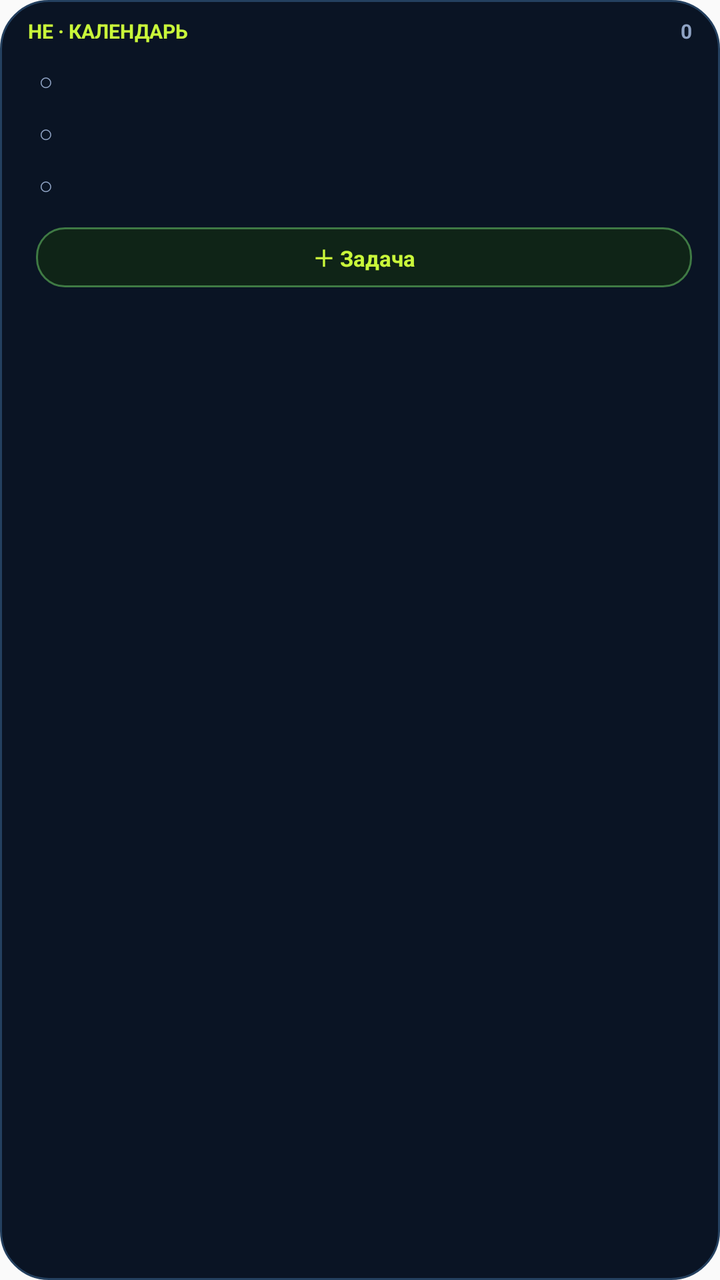
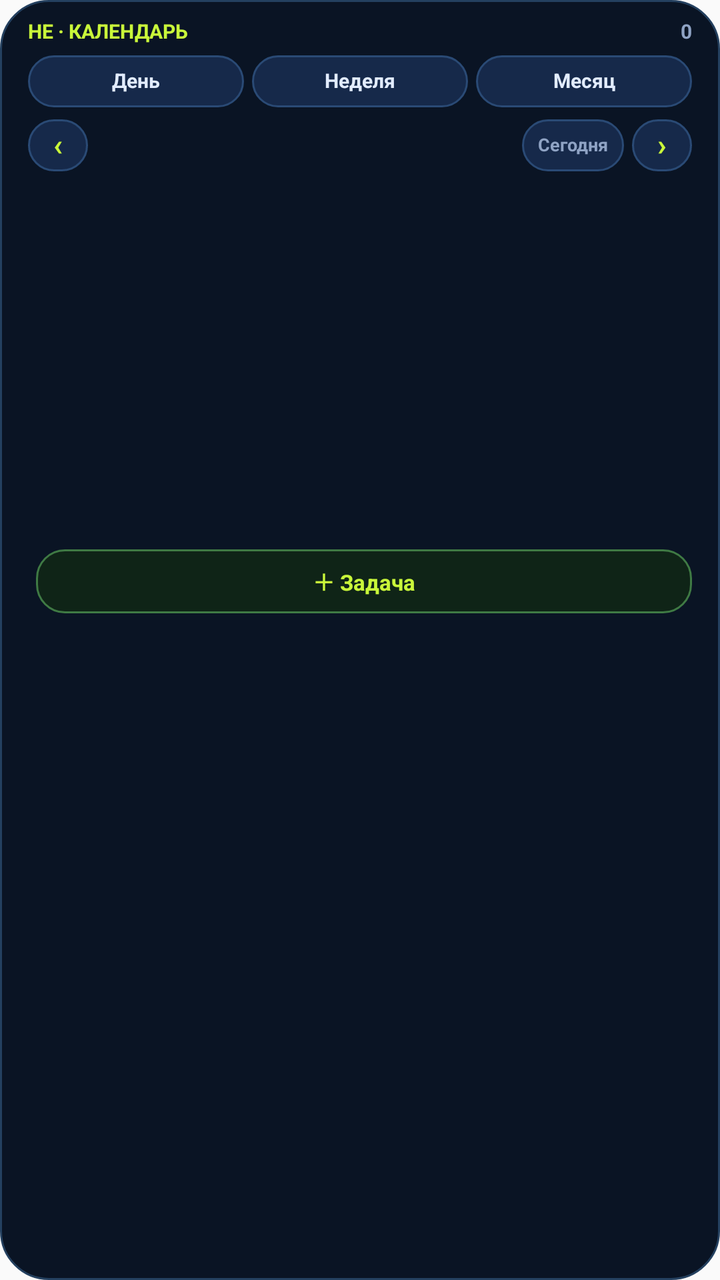

An Android layout rendered at two revisions. The XML below is the earlier revision; the diff shows what the commit changed to produce the second picture.
<!-- AndroidManifest.xml: application theme AppTheme -->
<!-- res/layout/widget_calendar.xml -->
<?xml version="1.0" encoding="utf-8"?>
<LinearLayout xmlns:android="http://schemas.android.com/apk/res/android"
    android:id="@+id/w_cal_root"
    android:layout_width="match_parent"
    android:layout_height="wrap_content"
    android:background="@drawable/widget_bg"
    android:orientation="vertical"
    android:paddingLeft="14dp"
    android:paddingRight="14dp"
    android:paddingTop="10dp"
    android:paddingBottom="10dp">

    <LinearLayout
        android:layout_width="match_parent"
        android:layout_height="wrap_content"
        android:gravity="center_vertical"
        android:orientation="horizontal">

        <TextView
            android:layout_width="wrap_content"
            android:layout_height="wrap_content"
            android:includeFontPadding="false"
            android:text="HE · КАЛЕНДАРЬ"
            android:textColor="#C9F73A"
            android:textSize="10sp"
            android:textStyle="bold" />

        <TextView
            android:id="@+id/w_cal_date"
            android:layout_width="0dp"
            android:layout_height="wrap_content"
            android:layout_marginStart="6dp"
            android:layout_weight="1"
            android:ellipsize="end"
            android:includeFontPadding="false"
            android:maxLines="1"
            android:text=""
            android:textColor="#8FA3C4"
            android:textSize="9sp" />

        <TextView
            android:id="@+id/w_cal_count"
            android:layout_width="wrap_content"
            android:layout_height="wrap_content"
            android:includeFontPadding="false"
            android:text="0"
            android:textColor="#8FA3C4"
            android:textSize="10sp"
            android:textStyle="bold" />
    </LinearLayout>

    <LinearLayout
        android:layout_width="match_parent"
        android:layout_height="wrap_content"
        android:layout_marginTop="6dp"
        android:orientation="vertical">

        <LinearLayout
            android:id="@+id/w_cal_row1"
            android:layout_width="match_parent"
            android:layout_height="wrap_content"
            android:gravity="center_vertical"
            android:minHeight="26dp"
            android:orientation="horizontal">

            <TextView
                android:id="@+id/w_cal_check1"
                android:layout_width="18dp"
                android:layout_height="18dp"
                android:gravity="center"
                android:includeFontPadding="false"
                android:text="○"
                android:textColor="#8FA3C4"
                android:textSize="12sp" />

            <TextView
                android:id="@+id/w_cal_title1"
                android:layout_width="0dp"
                android:layout_height="wrap_content"
                android:layout_marginStart="6dp"
                android:layout_weight="1"
                android:ellipsize="end"
                android:includeFontPadding="false"
                android:maxLines="1"
                android:text=""
                android:textColor="#FFFFFF"
                android:textSize="11sp" />
        </LinearLayout>

        <LinearLayout
            android:id="@+id/w_cal_row2"
            android:layout_width="match_parent"
            android:layout_height="wrap_content"
            android:gravity="center_vertical"
            android:minHeight="26dp"
            android:orientation="horizontal">

            <TextView
                android:id="@+id/w_cal_check2"
                android:layout_width="18dp"
                android:layout_height="18dp"
                android:gravity="center"
                android:includeFontPadding="false"
                android:text="○"
                android:textColor="#8FA3C4"
                android:textSize="12sp" />

            <TextView
                android:id="@+id/w_cal_title2"
                android:layout_width="0dp"
                android:layout_height="wrap_content"
                android:layout_marginStart="6dp"
                android:layout_weight="1"
                android:ellipsize="end"
                android:includeFontPadding="false"
                android:maxLines="1"
                android:text=""
                android:textColor="#FFFFFF"
                android:textSize="11sp" />
        </LinearLayout>

        <LinearLayout
            android:id="@+id/w_cal_row3"
            android:layout_width="match_parent"
            android:layout_height="wrap_content"
            android:gravity="center_vertical"
            android:minHeight="26dp"
            android:orientation="horizontal">

            <TextView
                android:id="@+id/w_cal_check3"
                android:layout_width="18dp"
                android:layout_height="18dp"
                android:gravity="center"
                android:includeFontPadding="false"
                android:text="○"
                android:textColor="#8FA3C4"
                android:textSize="12sp" />

            <TextView
                android:id="@+id/w_cal_title3"
                android:layout_width="0dp"
                android:layout_height="wrap_content"
                android:layout_marginStart="6dp"
                android:layout_weight="1"
                android:ellipsize="end"
                android:includeFontPadding="false"
                android:maxLines="1"
                android:text=""
                android:textColor="#FFFFFF"
                android:textSize="11sp" />
        </LinearLayout>
    </LinearLayout>

    <LinearLayout
        android:layout_width="match_parent"
        android:layout_height="wrap_content"
        android:layout_marginTop="8dp"
        android:gravity="center_vertical"
        android:orientation="horizontal">

        <TextView
            android:id="@+id/w_cal_overdue"
            android:layout_width="wrap_content"
            android:layout_height="wrap_content"
            android:background="@drawable/widget_chip"
            android:gravity="center"
            android:includeFontPadding="false"
            android:paddingLeft="7dp"
            android:paddingRight="7dp"
            android:paddingTop="3dp"
            android:paddingBottom="3dp"
            android:text=""
            android:textColor="#F59E0B"
            android:textSize="9sp"
            android:textStyle="bold"
            android:visibility="gone" />

        <TextView
            android:id="@+id/w_cal_open"
            android:layout_width="0dp"
            android:layout_height="30dp"
            android:layout_marginStart="4dp"
            android:layout_weight="1"
            android:background="@drawable/widget_action"
            android:gravity="center"
            android:includeFontPadding="false"
            android:text="＋ Задача"
            android:textColor="#C9F73A"
            android:textSize="11sp"
            android:textStyle="bold" />
    </LinearLayout>
</LinearLayout>
<!-- resources referenced by this layout -->
<resources>
  <!-- drawable widget_action (drawable) -->
  <?xml version="1.0" encoding="utf-8"?>
  <shape xmlns:android="http://schemas.android.com/apk/res/android"
      android:shape="rectangle">
      <corners android:radius="14dp" />
      
      <solid android:color="#0F2417" />
      <stroke android:width="1dp" android:color="#3F7A44" />
  </shape>
  <!-- drawable widget_bg (drawable) -->
  <?xml version="1.0" encoding="utf-8"?>
  <shape xmlns:android="http://schemas.android.com/apk/res/android"
      android:shape="rectangle">
      <corners android:radius="24dp" />
      
      <solid android:color="#0A1424" />
      <stroke android:width="1dp" android:color="#24405F" />
  </shape>
  <!-- drawable widget_chip (drawable) -->
  <?xml version="1.0" encoding="utf-8"?>
  <shape xmlns:android="http://schemas.android.com/apk/res/android"
      android:shape="rectangle">
      <corners android:radius="14dp" />
      <solid android:color="#16294A" />
      <stroke android:width="1dp" android:color="#2A4A75" />
  </shape>
  <style name="AppTheme" parent="Theme.AppCompat.Light.DarkActionBar">
          
          <item name="colorPrimary">@color/colorPrimary</item>
          <item name="colorPrimaryDark">@color/colorPrimaryDark</item>
          <item name="colorAccent">@color/colorAccent</item>
      </style>
  <color name="colorPrimary">#0a1628</color>
  <color name="colorPrimaryDark">#050b16</color>
  <color name="colorAccent">#00e68a</color>
</resources>

<!-- the commit's change to res/layout/widget_calendar.xml (unified diff, before → after) -->
@@ -10,6 +10,7 @@
     android:paddingTop="10dp"
     android:paddingBottom="10dp">
 
+    
     <LinearLayout
         android:layout_width="match_parent"
         android:layout_height="wrap_content"
@@ -17,8 +18,10 @@
         android:orientation="horizontal">
 
         <TextView
-            android:layout_width="wrap_content"
-            android:layout_height="wrap_content"
+            android:id="@+id/w_cal_brand"
+            android:layout_width="0dp"
+            android:layout_height="wrap_content"
+            android:layout_weight="1"
             android:includeFontPadding="false"
             android:text="HE · КАЛЕНДАРЬ"
             android:textColor="#C9F73A"
@@ -26,30 +29,306 @@
             android:textStyle="bold" />
 
         <TextView
-            android:id="@+id/w_cal_date"
+            android:id="@+id/w_cal_count"
+            android:layout_width="wrap_content"
+            android:layout_height="wrap_content"
+            android:includeFontPadding="false"
+            android:text="0"
+            android:textColor="#8FA3C4"
+            android:textSize="10sp"
+            android:textStyle="bold" />
+    </LinearLayout>
+
+    
+    <LinearLayout
+        android:id="@+id/w_cal_modes"
+        android:layout_width="match_parent"
+        android:layout_height="wrap_content"
+        android:layout_marginTop="6dp"
+        android:orientation="horizontal">
+
+        <TextView
+            android:id="@+id/w_cal_chip_day"
+            android:layout_width="0dp"
+            android:layout_height="26dp"
+            android:layout_weight="1"
+            android:background="@drawable/widget_chip"
+            android:gravity="center"
+            android:includeFontPadding="false"
+            android:text="День"
+            android:textColor="#E2ECFF"
+            android:textSize="10sp"
+            android:textStyle="bold" />
+
+        <TextView
+            android:id="@+id/w_cal_chip_week"
+            android:layout_width="0dp"
+            android:layout_height="26dp"
+            android:layout_marginStart="4dp"
+            android:layout_weight="1"
+            android:background="@drawable/widget_chip"
+            android:gravity="center"
+            android:includeFontPadding="false"
+            android:text="Неделя"
+            android:textColor="#E2ECFF"
+            android:textSize="10sp"
+            android:textStyle="bold" />
+
+        <TextView
+            android:id="@+id/w_cal_chip_month"
+            android:layout_width="0dp"
+            android:layout_height="26dp"
+            android:layout_marginStart="4dp"
+            android:layout_weight="1"
+            android:background="@drawable/widget_chip"
+            android:gravity="center"
+            android:includeFontPadding="false"
+            android:text="Месяц"
+            android:textColor="#E2ECFF"
+            android:textSize="10sp"
+            android:textStyle="bold" />
+    </LinearLayout>
+
+    
+    <LinearLayout
+        android:id="@+id/w_cal_nav_row"
+        android:layout_width="match_parent"
+        android:layout_height="wrap_content"
+        android:layout_marginTop="6dp"
+        android:gravity="center_vertical"
+        android:orientation="horizontal">
+
+        <TextView
+            android:id="@+id/w_cal_nav_prev"
+            android:layout_width="30dp"
+            android:layout_height="26dp"
+            android:background="@drawable/widget_chip"
+            android:gravity="center"
+            android:includeFontPadding="false"
+            android:text="‹"
+            android:textColor="#C9F73A"
+            android:textSize="15sp"
+            android:textStyle="bold" />
+
+        <TextView
+            android:id="@+id/w_cal_nav_label"
             android:layout_width="0dp"
             android:layout_height="wrap_content"
             android:layout_marginStart="6dp"
+            android:layout_marginEnd="6dp"
             android:layout_weight="1"
             android:ellipsize="end"
+            android:gravity="center"
             android:includeFontPadding="false"
             android:maxLines="1"
             android:text=""
-            android:textColor="#8FA3C4"
-            android:textSize="9sp" />
-
-        <TextView
-            android:id="@+id/w_cal_count"
+            android:textColor="#FFFFFF"
+            android:textSize="11sp"
+            android:textStyle="bold" />
+
+        <TextView
+            android:id="@+id/w_cal_nav_today"
             android:layout_width="wrap_content"
-            android:layout_height="wrap_content"
-            android:includeFontPadding="false"
-            android:text="0"
-            android:textColor="#8FA3C4"
-            android:textSize="10sp"
-            android:textStyle="bold" />
-    </LinearLayout>
-
-    <LinearLayout
+            android:layout_height="26dp"
+            android:background="@drawable/widget_chip"
+            android:gravity="center"
+            android:includeFontPadding="false"
+            android:paddingLeft="8dp"
+            android:paddingRight="8dp"
+            android:text="Сегодня"
+            android:textColor="#8FA3C4"
+            android:textSize="9sp"
+            android:textStyle="bold" />
+
+        <TextView
+            android:id="@+id/w_cal_nav_next"
+            android:layout_width="30dp"
+            android:layout_height="26dp"
+            android:layout_marginStart="4dp"
+            android:background="@drawable/widget_chip"
+            android:gravity="center"
+            android:includeFontPadding="false"
+            android:text="›"
+            android:textColor="#C9F73A"
+            android:textSize="15sp"
+            android:textStyle="bold" />
+    </LinearLayout>
+
+    
+    <LinearLayout
+        android:id="@+id/w_cal_weekday_row"
+        android:layout_width="match_parent"
+        android:layout_height="wrap_content"
+        android:layout_marginTop="7dp"
+        android:orientation="horizontal"
+        android:visibility="gone">
+
+        <TextView
+            android:layout_width="0dp"
+            android:layout_height="wrap_content"
+            android:layout_weight="1"
+            android:gravity="center"
+            android:includeFontPadding="false"
+            android:text="Пн"
+            android:textColor="#8FA3C4"
+            android:textSize="8sp" />
+
+        <TextView
+            android:layout_width="0dp"
+            android:layout_height="wrap_content"
+            android:layout_weight="1"
+            android:gravity="center"
+            android:includeFontPadding="false"
+            android:text="Вт"
+            android:textColor="#8FA3C4"
+            android:textSize="8sp" />
+
+        <TextView
+            android:layout_width="0dp"
+            android:layout_height="wrap_content"
+            android:layout_weight="1"
+            android:gravity="center"
+            android:includeFontPadding="false"
+            android:text="Ср"
+            android:textColor="#8FA3C4"
+            android:textSize="8sp" />
+
+        <TextView
+            android:layout_width="0dp"
+            android:layout_height="wrap_content"
+            android:layout_weight="1"
+            android:gravity="center"
+            android:includeFontPadding="false"
+            android:text="Чт"
+            android:textColor="#8FA3C4"
+            android:textSize="8sp" />
+
+        <TextView
+            android:layout_width="0dp"
+            android:layout_height="wrap_content"
+            android:layout_weight="1"
+            android:gravity="center"
+            android:includeFontPadding="false"
+            android:text="Пт"
+            android:textColor="#8FA3C4"
+            android:textSize="8sp" />
+
+        <TextView
+            android:layout_width="0dp"
+            android:layout_height="wrap_content"
+            android:layout_weight="1"
+            android:gravity="center"
+            android:includeFontPadding="false"
+            android:text="Сб"
+            android:textColor="#8FA3C4"
+            android:textSize="8sp" />
+
+        <TextView
+            android:layout_width="0dp"
+            android:layout_height="wrap_content"
+            android:layout_weight="1"
+            android:gravity="center"
+            android:includeFontPadding="false"
+            android:text="Вс"
+            android:textColor="#8FA3C4"
+            android:textSize="8sp" />
+    </LinearLayout>
+
+    
+    <LinearLayout
+        android:id="@+id/w_cal_g1"
+        android:layout_width="match_parent"
+        android:layout_height="wrap_content"
+        android:layout_marginTop="3dp"
+        android:orientation="horizontal"
+        android:visibility="gone">
+        <TextView android:id="@+id/w_cal_g1c1" style="@style/WidgetCalendarCell" />
+        <TextView android:id="@+id/w_cal_g1c2" style="@style/WidgetCalendarCell" />
+        <TextView android:id="@+id/w_cal_g1c3" style="@style/WidgetCalendarCell" />
+        <TextView android:id="@+id/w_cal_g1c4" style="@style/WidgetCalendarCell" />
+        <TextView android:id="@+id/w_cal_g1c5" style="@style/WidgetCalendarCell" />
+        <TextView android:id="@+id/w_cal_g1c6" style="@style/WidgetCalendarCell" />
+        <TextView android:id="@+id/w_cal_g1c7" style="@style/WidgetCalendarCell" />
+    </LinearLayout>
+
+    <LinearLayout
+        android:id="@+id/w_cal_g2"
+        android:layout_width="match_parent"
+        android:layout_height="wrap_content"
+        android:orientation="horizontal"
+        android:visibility="gone">
+        <TextView android:id="@+id/w_cal_g2c1" style="@style/WidgetCalendarCell" />
+        <TextView android:id="@+id/w_cal_g2c2" style="@style/WidgetCalendarCell" />
+        <TextView android:id="@+id/w_cal_g2c3" style="@style/WidgetCalendarCell" />
+        <TextView android:id="@+id/w_cal_g2c4" style="@style/WidgetCalendarCell" />
+        <TextView android:id="@+id/w_cal_g2c5" style="@style/WidgetCalendarCell" />
+        <TextView android:id="@+id/w_cal_g2c6" style="@style/WidgetCalendarCell" />
+        <TextView android:id="@+id/w_cal_g2c7" style="@style/WidgetCalendarCell" />
+    </LinearLayout>
+
+    <LinearLayout
+        android:id="@+id/w_cal_g3"
+        android:layout_width="match_parent"
+        android:layout_height="wrap_content"
+        android:orientation="horizontal"
+        android:visibility="gone">
+        <TextView android:id="@+id/w_cal_g3c1" style="@style/WidgetCalendarCell" />
+        <TextView android:id="@+id/w_cal_g3c2" style="@style/WidgetCalendarCell" />
+        <TextView android:id="@+id/w_cal_g3c3" style="@style/WidgetCalendarCell" />
+        <TextView android:id="@+id/w_cal_g3c4" style="@style/WidgetCalendarCell" />
+        <TextView android:id="@+id/w_cal_g3c5" style="@style/WidgetCalendarCell" />
+        <TextView android:id="@+id/w_cal_g3c6" style="@style/WidgetCalendarCell" />
+        <TextView android:id="@+id/w_cal_g3c7" style="@style/WidgetCalendarCell" />
+    </LinearLayout>
+
+    <LinearLayout
+        android:id="@+id/w_cal_g4"
+        android:layout_width="match_parent"
+        android:layout_height="wrap_content"
+        android:orientation="horizontal"
+        android:visibility="gone">
+        <TextView android:id="@+id/w_cal_g4c1" style="@style/WidgetCalendarCell" />
+        <TextView android:id="@+id/w_cal_g4c2" style="@style/WidgetCalendarCell" />
+        <TextView android:id="@+id/w_cal_g4c3" style="@style/WidgetCalendarCell" />
+        <TextView android:id="@+id/w_cal_g4c4" style="@style/WidgetCalendarCell" />
+        <TextView android:id="@+id/w_cal_g4c5" style="@style/WidgetCalendarCell" />
+        <TextView android:id="@+id/w_cal_g4c6" style="@style/WidgetCalendarCell" />
+        <TextView android:id="@+id/w_cal_g4c7" style="@style/WidgetCalendarCell" />
+    </LinearLayout>
+
+    <LinearLayout
+        android:id="@+id/w_cal_g5"
+        android:layout_width="match_parent"
+        android:layout_height="wrap_content"
+        android:orientation="horizontal"
+        android:visibility="gone">
+        <TextView android:id="@+id/w_cal_g5c1" style="@style/WidgetCalendarCell" />
+        <TextView android:id="@+id/w_cal_g5c2" style="@style/WidgetCalendarCell" />
+        <TextView android:id="@+id/w_cal_g5c3" style="@style/WidgetCalendarCell" />
+        <TextView android:id="@+id/w_cal_g5c4" style="@style/WidgetCalendarCell" />
+        <TextView android:id="@+id/w_cal_g5c5" style="@style/WidgetCalendarCell" />
+        <TextView android:id="@+id/w_cal_g5c6" style="@style/WidgetCalendarCell" />
+        <TextView android:id="@+id/w_cal_g5c7" style="@style/WidgetCalendarCell" />
+    </LinearLayout>
+
+    <LinearLayout
+        android:id="@+id/w_cal_g6"
+        android:layout_width="match_parent"
+        android:layout_height="wrap_content"
+        android:orientation="horizontal"
+        android:visibility="gone">
+        <TextView android:id="@+id/w_cal_g6c1" style="@style/WidgetCalendarCell" />
+        <TextView android:id="@+id/w_cal_g6c2" style="@style/WidgetCalendarCell" />
+        <TextView android:id="@+id/w_cal_g6c3" style="@style/WidgetCalendarCell" />
+        <TextView android:id="@+id/w_cal_g6c4" style="@style/WidgetCalendarCell" />
+        <TextView android:id="@+id/w_cal_g6c5" style="@style/WidgetCalendarCell" />
+        <TextView android:id="@+id/w_cal_g6c6" style="@style/WidgetCalendarCell" />
+        <TextView android:id="@+id/w_cal_g6c7" style="@style/WidgetCalendarCell" />
+    </LinearLayout>
+
+    
+    <LinearLayout
+        android:id="@+id/w_cal_agenda"
         android:layout_width="match_parent"
         android:layout_height="wrap_content"
         android:layout_marginTop="6dp"
@@ -60,31 +339,10 @@
             android:layout_width="match_parent"
             android:layout_height="wrap_content"
             android:gravity="center_vertical"
-            android:minHeight="26dp"
-            android:orientation="horizontal">
-
-            <TextView
-                android:id="@+id/w_cal_check1"
-                android:layout_width="18dp"
-                android:layout_height="18dp"
-                android:gravity="center"
-                android:includeFontPadding="false"
-                android:text="○"
-                android:textColor="#8FA3C4"
-                android:textSize="12sp" />
-
-            <TextView
-                android:id="@+id/w_cal_title1"
-                android:layout_width="0dp"
-                android:layout_height="wrap_content"
-                android:layout_marginStart="6dp"
-                android:layout_weight="1"
-                android:ellipsize="end"
-                android:includeFontPadding="false"
-                android:maxLines="1"
-                android:text=""
-                android:textColor="#FFFFFF"
-                android:textSize="11sp" />
+            android:minHeight="25dp"
+            android:orientation="horizontal">
+            <TextView android:id="@+id/w_cal_check1" style="@style/WidgetCalendarCheck" />
+            <TextView android:id="@+id/w_cal_title1" style="@style/WidgetCalendarTitle" />
         </LinearLayout>
 
         <LinearLayout
@@ -92,31 +350,10 @@
             android:layout_width="match_parent"
             android:layout_height="wrap_content"
             android:gravity="center_vertical"
-            android:minHeight="26dp"
-            android:orientation="horizontal">
-
-            <TextView
-                android:id="@+id/w_cal_check2"
-                android:layout_width="18dp"
-                android:layout_height="18dp"
-                android:gravity="center"
-                android:includeFontPadding="false"
-                android:text="○"
-                android:textColor="#8FA3C4"
-                android:textSize="12sp" />
-
-            <TextView
-                android:id="@+id/w_cal_title2"
-                android:layout_width="0dp"
-                android:layout_height="wrap_content"
-                android:layout_marginStart="6dp"
-                android:layout_weight="1"
-                android:ellipsize="end"
-                android:includeFontPadding="false"
-                android:maxLines="1"
-                android:text=""
-                android:textColor="#FFFFFF"
-                android:textSize="11sp" />
+            android:minHeight="25dp"
+            android:orientation="horizontal">
+            <TextView android:id="@+id/w_cal_check2" style="@style/WidgetCalendarCheck" />
+            <TextView android:id="@+id/w_cal_title2" style="@style/WidgetCalendarTitle" />
         </LinearLayout>
 
         <LinearLayout
@@ -124,34 +361,71 @@
             android:layout_width="match_parent"
             android:layout_height="wrap_content"
             android:gravity="center_vertical"
-            android:minHeight="26dp"
-            android:orientation="horizontal">
-
-            <TextView
-                android:id="@+id/w_cal_check3"
-                android:layout_width="18dp"
-                android:layout_height="18dp"
-                android:gravity="center"
-                android:includeFontPadding="false"
-                android:text="○"
-                android:textColor="#8FA3C4"
-                android:textSize="12sp" />
-
-            <TextView
-                android:id="@+id/w_cal_title3"
-                android:layout_width="0dp"
-                android:layout_height="wrap_content"
-                android:layout_marginStart="6dp"
-                android:layout_weight="1"
-                android:ellipsize="end"
-                android:includeFontPadding="false"
-                android:maxLines="1"
-                android:text=""
-                android:textColor="#FFFFFF"
-                android:textSize="11sp" />
-        </LinearLayout>
-    </LinearLayout>
-
+            android:minHeight="25dp"
+            android:orientation="horizontal">
+            <TextView android:id="@+id/w_cal_check3" style="@style/WidgetCalendarCheck" />
+            <TextView android:id="@+id/w_cal_title3" style="@style/WidgetCalendarTitle" />
+        </LinearLayout>
+
+        <LinearLayout
+            android:id="@+id/w_cal_row4"
+            android:layout_width="match_parent"
+            android:layout_height="wrap_content"
+            android:gravity="center_vertical"
+            android:minHeight="25dp"
+            android:orientation="horizontal">
+            <TextView android:id="@+id/w_cal_check4" style="@style/WidgetCalendarCheck" />
+            <TextView android:id="@+id/w_cal_title4" style="@style/WidgetCalendarTitle" />
+        </LinearLayout>
+
+        <LinearLayout
+            android:id="@+id/w_cal_row5"
+            android:layout_width="match_parent"
+            android:layout_height="wrap_content"
+            android:gravity="center_vertical"
+            android:minHeight="25dp"
+            android:orientation="horizontal">
+            <TextView android:id="@+id/w_cal_check5" style="@style/WidgetCalendarCheck" />
+            <TextView android:id="@+id/w_cal_title5" style="@style/WidgetCalendarTitle" />
+        </LinearLayout>
+
+        <LinearLayout
+            android:id="@+id/w_cal_row6"
+            android:layout_width="match_parent"
+            android:layout_height="wrap_content"
+            android:gravity="center_vertical"
+            android:minHeight="25dp"
+            android:orientation="horizontal">
+            <TextView android:id="@+id/w_cal_check6" style="@style/WidgetCalendarCheck" />
+            <TextView android:id="@+id/w_cal_title6" style="@style/WidgetCalendarTitle" />
+        </LinearLayout>
+
+        <LinearLayout
+            android:id="@+id/w_cal_row7"
+            android:layout_width="match_parent"
+            android:layout_height="wrap_content"
+            android:gravity="center_vertical"
+            android:minHeight="25dp"
+            android:orientation="horizontal">
+            <TextView android:id="@+id/w_cal_check7" style="@style/WidgetCalendarCheck" />
+            <TextView android:id="@+id/w_cal_title7" style="@style/WidgetCalendarTitle" />
+        </LinearLayout>
+    </LinearLayout>
+
+    <TextView
+        android:id="@+id/w_cal_empty"
+        android:layout_width="match_parent"
+        android:layout_height="wrap_content"
+        android:layout_marginTop="4dp"
+        android:ellipsize="end"
+        android:includeFontPadding="false"
+        android:maxLines="2"
+        android:text=""
+        android:textColor="#8FA3C4"
+        android:textSize="10sp"
+        android:visibility="gone" />
+
+    
     <LinearLayout
         android:layout_width="match_parent"
         android:layout_height="wrap_content"
@@ -177,9 +451,9 @@
             android:visibility="gone" />
 
         <TextView
-            android:id="@+id/w_cal_open"
-            android:layout_width="0dp"
-            android:layout_height="30dp"
+            android:id="@+id/w_cal_add"
+            android:layout_width="0dp"
+            android:layout_height="32dp"
             android:layout_marginStart="4dp"
             android:layout_weight="1"
             android:background="@drawable/widget_action"
<!-- resource entries referenced after the edit -->
@@ -26,6 +26,37 @@
       <solid android:color="#16294A" />
       <stroke android:width="1dp" android:color="#2A4A75" />
   </shape>
+  <style name="WidgetCalendarCell">
+          <item name="android:layout_width">0dp</item>
+          <item name="android:layout_height">24dp</item>
+          <item name="android:layout_weight">1</item>
+          <item name="android:gravity">center</item>
+          <item name="android:includeFontPadding">false</item>
+          <item name="android:textColor">#E2ECFF</item>
+          <item name="android:textSize">9sp</item>
+      </style>
+  <style name="WidgetCalendarCheck">
+          <item name="android:layout_width">30dp</item>
+          <item name="android:layout_height">22dp</item>
+          <item name="android:gravity">center</item>
+          <item name="android:includeFontPadding">false</item>
+          <item name="android:maxLines">1</item>
+          <item name="android:ellipsize">end</item>
+          <item name="android:textColor">#8FA3C4</item>
+          <item name="android:textSize">9sp</item>
+          <item name="android:textStyle">bold</item>
+      </style>
+  <style name="WidgetCalendarTitle">
+          <item name="android:layout_width">0dp</item>
+          <item name="android:layout_height">wrap_content</item>
+          <item name="android:layout_weight">1</item>
+          <item name="android:layout_marginStart">4dp</item>
+          <item name="android:ellipsize">end</item>
+          <item name="android:includeFontPadding">false</item>
+          <item name="android:maxLines">1</item>
+          <item name="android:textColor">#FFFFFF</item>
+          <item name="android:textSize">11sp</item>
+      </style>
   <style name="AppTheme" parent="Theme.AppCompat.Light.DarkActionBar">
           
           <item name="colorPrimary">@color/colorPrimary</item>
